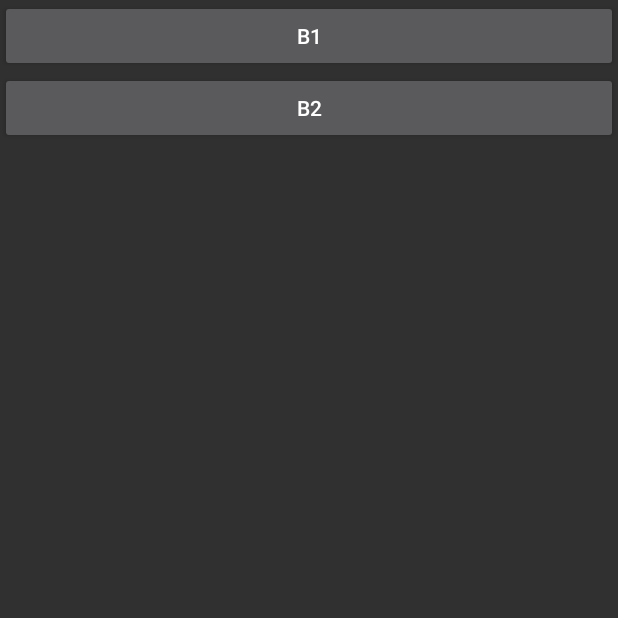
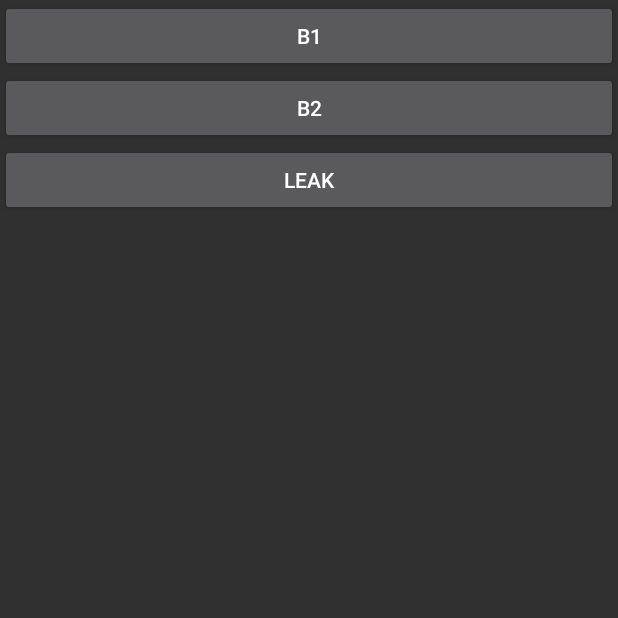
Before and after one commit to kiruto/debug-bottle, an Android app: the __TestingActivity screen opened directly, with no data from a screen before it, on a phone screen of 412 x 824 dp, the top half of it. Run offline under Robolectric (Android 15) with nearby library versions, the phone set to English and light mode, and no system bars; libraries missing offline, so code that uses them is left out: com.squareup.leakcanary.

Commit message:
add leak canary entry

```diff
--- a/components/src/main/kotlin/me/chunyu/yuriel/kotdebugtool/components/__TestingActivity.kt
+++ b/components/src/main/kotlin/me/chunyu/yuriel/kotdebugtool/components/__TestingActivity.kt
@@ -5,6 +5,7 @@ import android.content.Intent
 import android.os.Bundle
 import android.view.View
 import android.widget.Button
+import com.squareup.leakcanary.internal.DisplayLeakActivity
 import me.chunyu.yuriel.kotdebugtool.components.injector.__InjectorActivity
 
 /**
@@ -23,11 +24,18 @@ class __TestingActivity : Activity(), View.OnClickListener {
         result
     }
 
+    val button3 by lazy {
+        val result = findViewById(R.id.button3) as Button
+        result.setOnClickListener(this)
+        result
+    }
+
     override fun onCreate(savedInstanceState: Bundle?) {
         super.onCreate(savedInstanceState)
         setContentView(R.layout.__activity_testing)
         button1
         button2
+        button3
     }
 
     override fun onClick(v: View) {
@@ -40,6 +48,10 @@ class __TestingActivity : Activity(), View.OnClickListener {
                 intent.putExtra(__InjectorActivity.TYPE, __InjectorActivity.TYPE_ALL_ACTIVITIES)
                 startActivity(intent)
             }
+            R.id.button3 -> {
+                val intent = Intent(this, DisplayLeakActivity::class.java)
+                startActivity(intent)
+            }
         }
     }
 }
--- a/components/src/main/res/layout/__activity_testing.xml
+++ b/components/src/main/res/layout/__activity_testing.xml
@@ -15,4 +15,11 @@
         android:text="b2"
         android:id="@+id/button2"/>
 
+    <Button
+        android:layout_width="match_parent"
+        android:layout_height="wrap_content"
+        android:text="leak"
+        android:id="@+id/button3"/>
+
+
 </LinearLayout>
```
